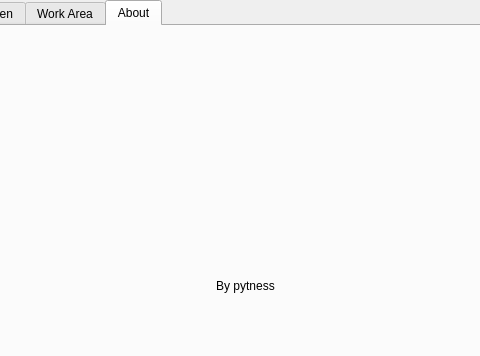
The window that interface/mainwindow.ui (hen6003/gaomon-s620-driver) describes before a commit, drawn with Qt 5; both pictures show x 142 to 622 and y 0 to 356 of the 760 by 517 pixel window.
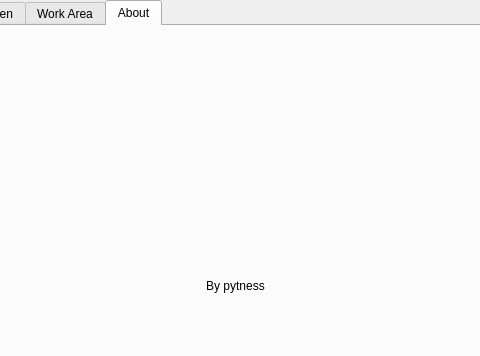
The same window after the commit. The open tabs and pages were chosen to show the change. Icons and pictures are not drawn.

Commit message: - Fixed wrong button number - Centered "About" image

Patch:
```diff
--- a/interface/mainwindow.ui
+++ b/interface/mainwindow.ui
@@ -313,7 +313,7 @@
      <widget class="QLabel" name="image_label">
       <property name="geometry">
        <rect>
-        <x>300</x>
+        <x>290</x>
         <y>70</y>
         <width>171</width>
         <height>171</height>
@@ -341,7 +341,7 @@
      <widget class="QLabel" name="label">
       <property name="geometry">
        <rect>
-        <x>300</x>
+        <x>290</x>
         <y>250</y>
         <width>171</width>
         <height>20</height>
```
Left out of the diff: 2 changed lines with no effect on the pictures.
